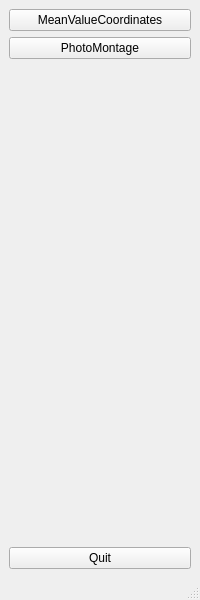
Borack/borack_vision, file src/app/mainwindow.ui: the form before one commit.
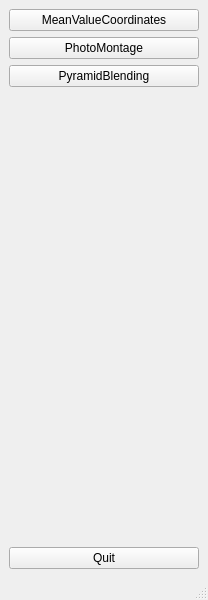
The form after the commit.

Commit message: Started with the pyramid blending approach

What changed in the file:
```diff
--- a/src/app/mainwindow.ui
+++ b/src/app/mainwindow.ui
@@ -9,7 +9,7 @@
    <rect>
     <x>0</x>
     <y>0</y>
-    <width>200</width>
+    <width>208</width>
     <height>600</height>
    </rect>
   </property>
@@ -34,6 +34,13 @@
         </property>
        </widget>
       </item>
+      <item>
+       <widget class="QPushButton" name="pbButton">
+        <property name="text">
+         <string>PyramidBlending</string>
+        </property>
+       </widget>
+      </item>
       <item>
        <spacer name="verticalSpacer">
         <property name="orientation">
```
Left out of the diff: 2 changed lines with no effect on the pictures. The commit also changes 3 other files.
